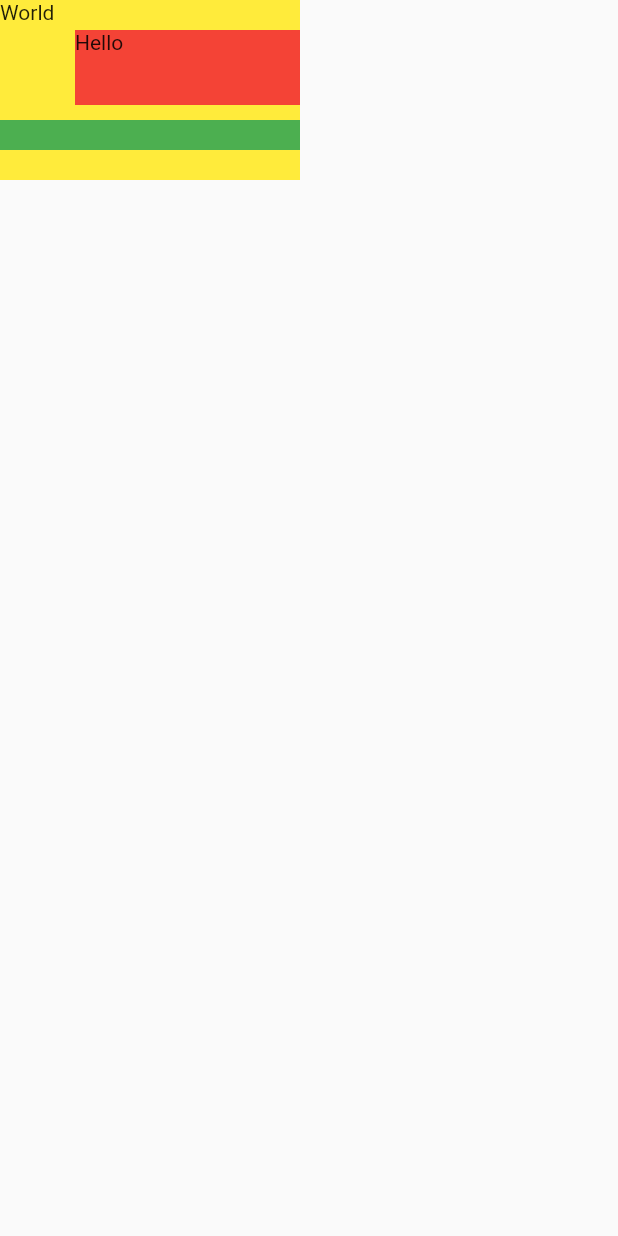
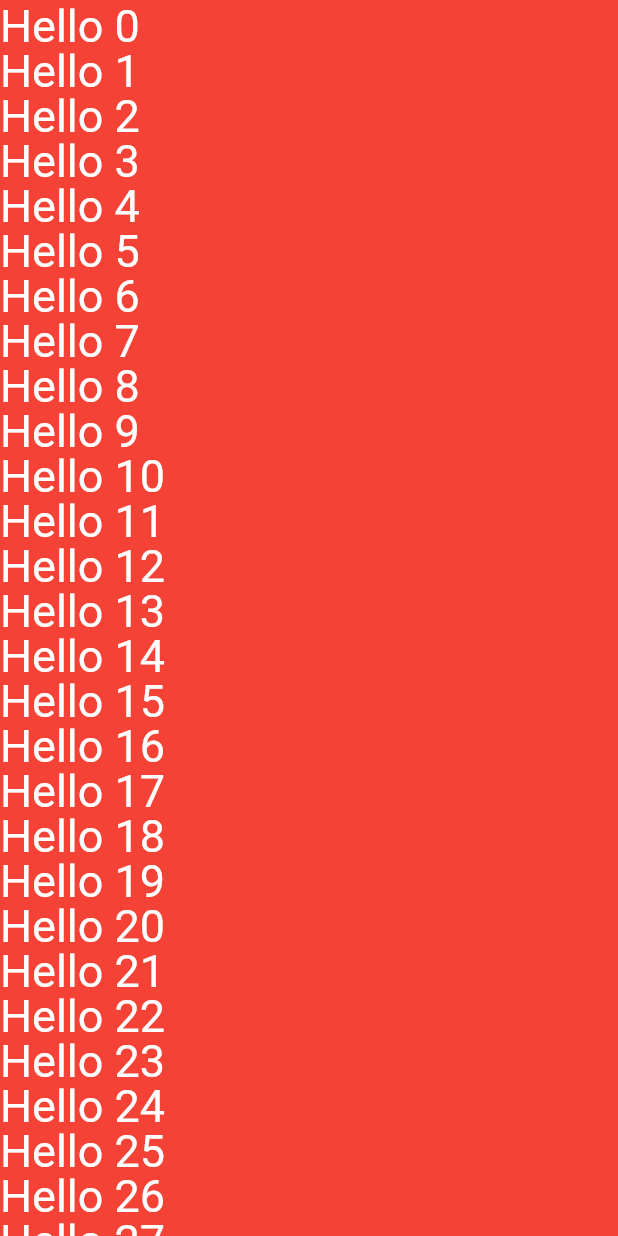
Before and after one commit to hrithikwins/headstart_flutter, a Flutter app: the screen it shows after launch, on a phone screen of 412 x 824 dp. Run offline on Flutter 3.47's test engine with Material 2 defaults, Android fonts, the phone set to English and light mode, and no system bars.

Commit message:
listview builder

```diff
--- a/lib/main.dart
+++ b/lib/main.dart
@@ -45,39 +45,23 @@
     return Scaffold(
       //top to bottom(vertical axis) -> mainAxis
       //l horizontal axis => cross Axis of column
-      body: Stack(
-        // fit: StackFit.passthrough
-        clipBehavior: Clip.none,
-        alignment: Alignment.bottomRight,
-        children: <Widget>[
-          Container(
-            height: 120,
-            width: 200,
-            color: Colors.yellow,
-            child: Text("World"),
-          ),
-          Positioned(
-            top: 20,
-            right: 0,
-            child: Container(
-              height: 50,
-              width: 150,
-              color: Colors.red,
-              child: Text("Hello"),
-            ),
-          ),
-
-          Positioned(
-            bottom: 20,
-            right: 0,
-            child: Container(
-              height: 20,
-              width: 350,
-              color: Colors.green,
-              child: Text("Hello"),
-            ),
-          ),
-        ],
+      body: Container(
+        height: MediaQuery.of(context).size.height,
+        child: ListView.builder(
+          itemCount: 50,
+          itemBuilder: ((context, index) => Container(
+                color: Colors.red,
+                height: 30,
+                width: 20,
+                child: Text(
+                  "Hello $index",
+                  style: TextStyle(
+                    fontSize: 30,
+                    color: Colors.white,
+                  ),
+                ),
+              )),
+        ),
       ),
     );
   }
```
